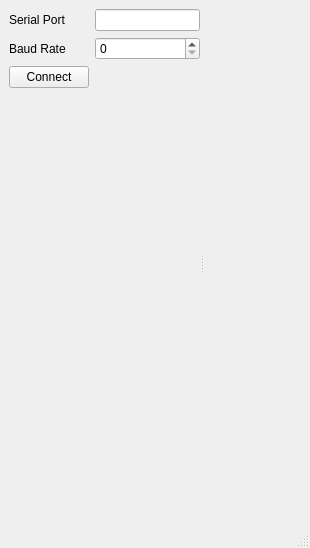
Qt form ui/MainWindow.ui (Alonso-JAMM/InvertedPendulumViewer) before a commit.
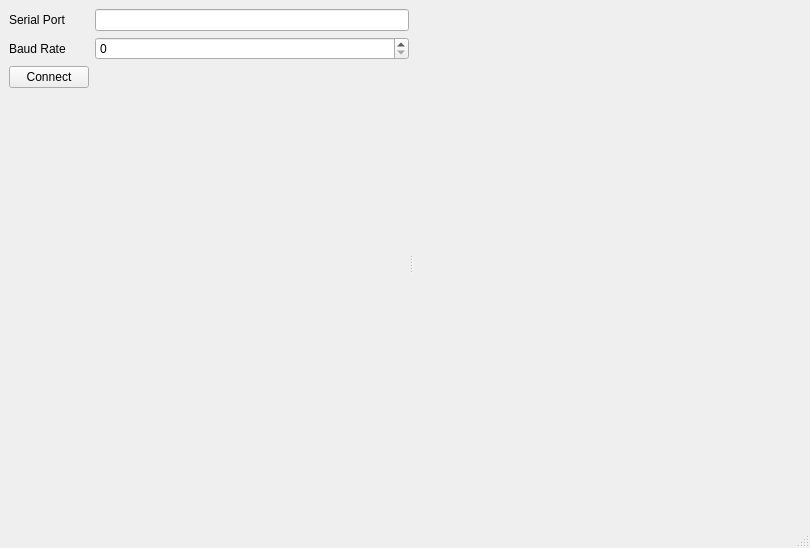
The same form after that commit. Custom widgets are drawn as their Qt base class.

Commit message: Added initial support for graphing

The edit to the form file:
```diff
--- a/ui/MainWindow.ui
+++ b/ui/MainWindow.ui
@@ -6,7 +6,7 @@
    <rect>
     <x>0</x>
     <y>0</y>
-    <width>310</width>
+    <width>810</width>
     <height>548</height>
    </rect>
   </property>
```
Left out of the diff: 4 changed lines with no effect on the pictures. The commit also changes 1 other file.
